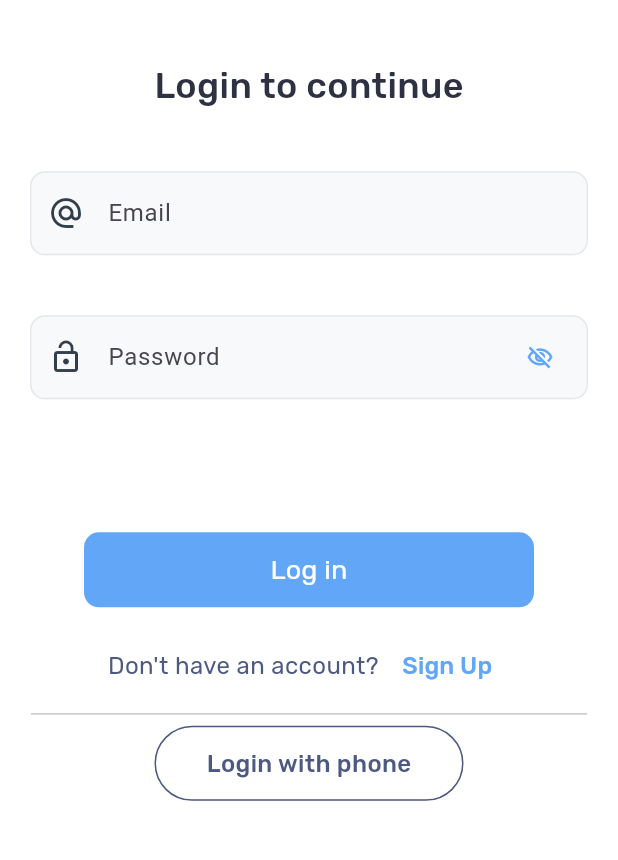
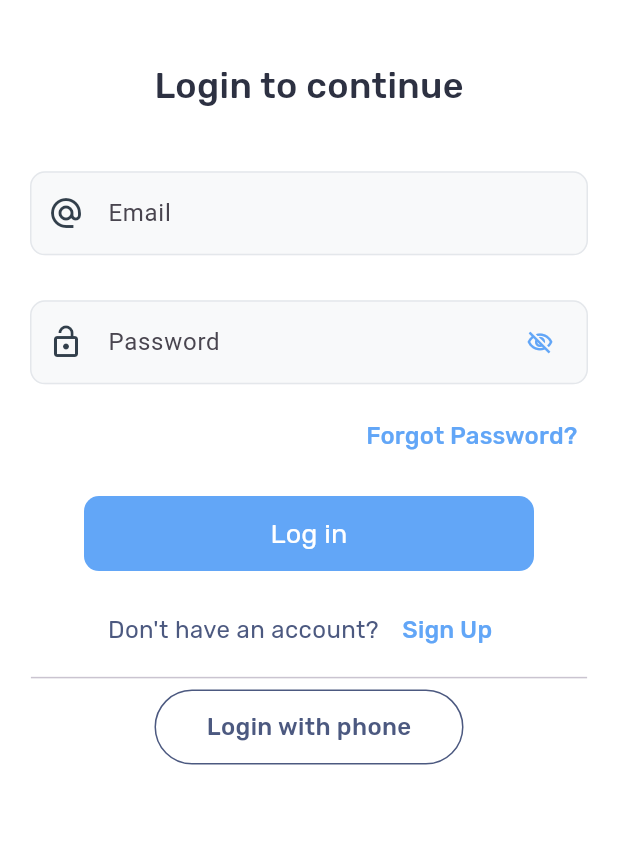
Before and after one commit to Mr-H-A-C-K-E-R/Hotel-UI, a Flutter app: the screen it shows after launch, on a phone screen of 412 x 824 dp, the part 187-1047 px from its top. Run offline on Flutter 3.47's test engine with Material 2 defaults, Android fonts, the phone set to English and light mode, and no system bars; our stand-ins replace animated_text_kit, cloud_firestore, country_picker, firebase_auth, firebase_core, firebase_database and 4 more; accounts and stored records are empty.

Commit message:
Forgot Password feature added

```diff
--- a/lib/auth/login.dart
+++ b/lib/auth/login.dart
@@ -2,11 +2,12 @@
 import 'package:firebase_auth/firebase_auth.dart';
 import 'package:flutter/material.dart';
 import 'package:flutter/services.dart';
+import 'package:intern/Posts/post_screen.dart';
+import 'package:intern/auth/forgot_password.dart';
 import 'package:intern/auth/login_with_phone_number.dart';
 import 'package:intern/auth/signup.dart';
-import 'package:intern/Posts/post_screen.dart';
+import 'package:intern/splash_services.dart';
 import 'package:intern/utils/utils.dart';
-import 'package:intern/splash_services.dart';
 
 class Login extends StatefulWidget {
   static const String id = 'Login';
@@ -166,7 +167,7 @@ class _LoginState extends State<Login> {
                       ),
                       Padding(
                         padding: const EdgeInsets.symmetric(
-                            horizontal: 20, vertical: 20),
+                            horizontal: 20, vertical: 10),
                         child: TextFormField(
                           obscureText: visibility,
                           keyboardType: TextInputType.visiblePassword,
@@ -225,8 +226,28 @@ class _LoginState extends State<Login> {
                     ],
                   ),
                 ),
+                Padding(
+                  padding: const EdgeInsets.symmetric(horizontal: 15),
+                  child: Align(
+                    alignment: Alignment.bottomRight,
+                    child: TextButton(
+                      onPressed: () {
+                        Navigator.pushNamed(context, ForgotPasswordScreen.id);
+                      },
+                      child: const Text(
+                        'Forgot Password?',
+                        textAlign: TextAlign.center,
+                        style: TextStyle(
+                          fontSize: 16,
+                          fontFamily: 'Rubik Medium',
+                          color: Color(0xFF62a6f7),
+                        ),
+                      ),
+                    ),
+                  ),
+                ),
                 SizedBox(
-                  height: screenHeight / 12,
+                  height: screenHeight * 0.02,
                 ),
                 Container(
                   height: 50,
--- a/lib/main.dart
+++ b/lib/main.dart
@@ -1,17 +1,18 @@
+import 'package:firebase_core/firebase_core.dart';
 import 'package:flutter/material.dart';
 import 'package:flutter/services.dart';
 import 'package:intern/Posts/add_posts.dart';
+import 'package:intern/Posts/post_screen.dart';
 import 'package:intern/Posts/upload_image.dart';
+import 'package:intern/auth/forgot_password.dart';
+import 'package:intern/auth/login.dart';
 import 'package:intern/auth/login_with_phone_number.dart';
+import 'package:intern/auth/signup.dart';
+import 'package:intern/firestore/add_firestore_data.dart';
 import 'package:intern/firestore/firestore_list_screen.dart';
 import 'package:intern/home_screen.dart';
 import 'package:intern/screen2.dart';
 import 'package:intern/splash.dart';
-import 'package:intern/auth/login.dart';
-import 'package:intern/auth/signup.dart';
-import 'package:firebase_core/firebase_core.dart';
-import 'package:intern/Posts/post_screen.dart';
-import 'package:intern/firestore/add_firestore_data.dart';
 Future<void> main() async{
   WidgetsFlutterBinding.ensureInitialized();
   await Firebase.initializeApp();
@@ -47,9 +48,10 @@ class MyApp extends StatelessWidget {
         FireStoreScreen.id: (context) => const FireStoreScreen(),
         AddFireStoreDataScreen.id: (context) => const AddFireStoreDataScreen(),
         UploadImageScreen.id: (context) => const UploadImageScreen(),
+        ForgotPasswordScreen.id: (context) => const ForgotPasswordScreen(),
       },
 
     // home: HomeScreen(),
   );
   }
-  }
+}
```
Also changed, not shown: lib/auth/forgot_password.dart (added, +170 -0 lines), lib/generated/assets.dart.
